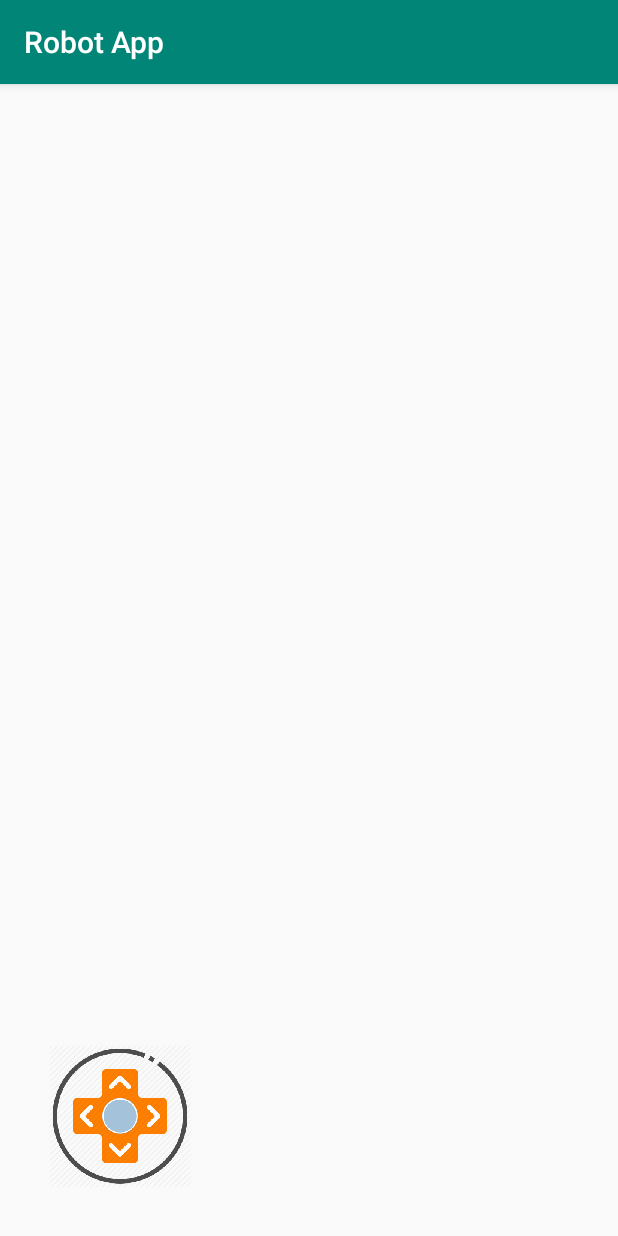
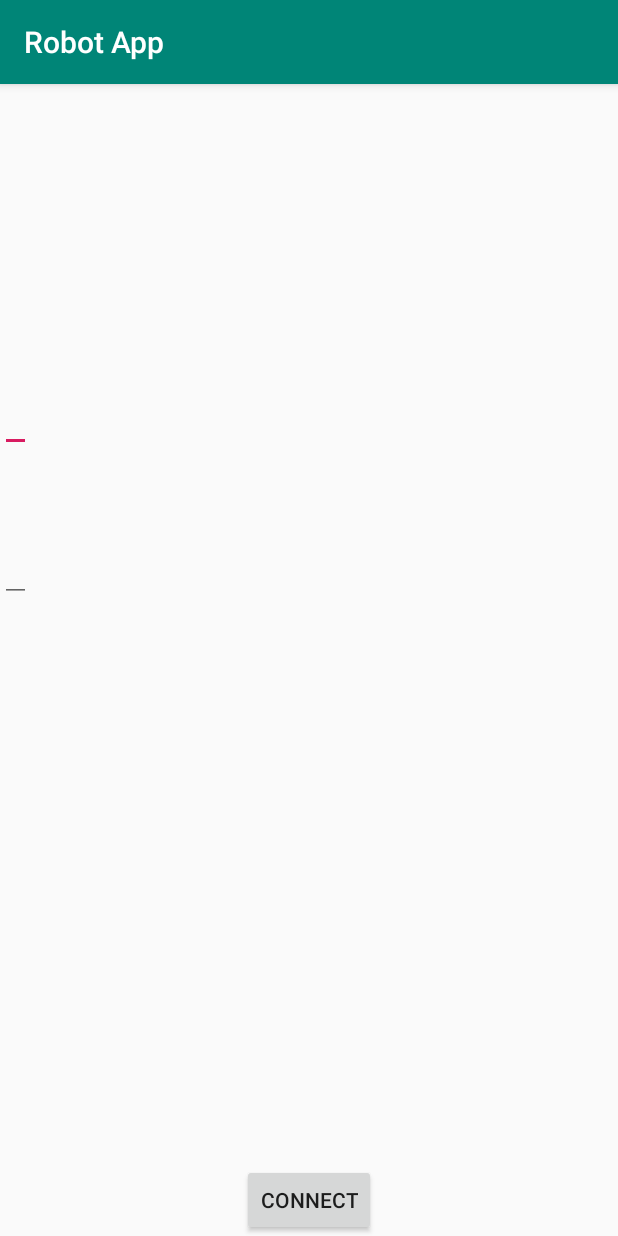
Before and after one commit to sebuaa2019/Team12, an Android app: the screen it shows after launch (ControActivity before the commit, ConnectActivity after it), on a phone screen of 412 x 824 dp. Run offline under Robolectric (Android 15) with nearby library versions, the phone set to English and light mode, and no system bars.

Commit message:
实现Android应用摇杆功能，添加登陆界面，实现ROS机器人控制功能

```diff
--- /dev/null
+++ b/app/src/main/java/team/se/robotapp/ConnectActivity.java
@@ -0,0 +1,50 @@
+package team.se.robotapp;
+
+import android.content.Intent;
+import android.support.v7.app.AppCompatActivity;
+import android.os.Bundle;
+import android.util.Log;
+import android.view.View;
+import android.widget.Button;
+import android.widget.EditText;
+import android.widget.TextView;
+import android.widget.Toast;
+
+import java.net.Socket;
+
+public class ConnectActivity extends AppCompatActivity {
+
+    @Override
+    protected void onCreate(Bundle savedInstanceState) {
+        super.onCreate(savedInstanceState);
+        setContentView(R.layout.activity_connect);
+
+        TextView textViewIp = (TextView)findViewById(R.id.textViewIp);
+        TextView textViewPort = (TextView)findViewById(R.id.textViewPort);
+        final EditText editTextIp = (EditText)findViewById(R.id.editTextIp);
+        final EditText editTextPort = (EditText)findViewById(R.id.editTextPort);
+        Button buttonConn = (Button)findViewById(R.id.buttonConn);
+
+        buttonConn.setOnClickListener(new View.OnClickListener() {
+            @Override
+            public void onClick(View v) {
+                new Thread(new Runnable() {
+                    @Override
+                    public void run() {
+                        try{
+                            final String host = editTextIp.getText().toString();
+                            final int port = Integer.valueOf(editTextPort.getText().toString());
+                            Log.d("ConThread", host + "|" + port);
+                            Socket socket = new Socket(host, port);
+                            Intent intent = new Intent(ConnectActivity.this, ControActivity.class);
+                            intent.putExtra("addr", host + "|" + port);
+                            startActivity(intent);
+                        }catch (Exception e){
+                            e.printStackTrace();
+                        }
+                    }
+                }).start();
+            }
+        });
+    }
+}
--- /dev/null
+++ b/app/src/main/res/layout/activity_connect.xml
@@ -0,0 +1,44 @@
+<?xml version="1.0" encoding="utf-8"?>
+<RelativeLayout xmlns:android="http://schemas.android.com/apk/res/android"
+    xmlns:app="http://schemas.android.com/apk/res-auto"
+    xmlns:tools="http://schemas.android.com/tools"
+    android:layout_width="match_parent"
+    android:layout_height="match_parent"
+    tools:context=".ConnectActivity">
+
+    <TextView
+        android:id="@+id/textViewIp"
+        android:layout_width="wrap_content"
+        android:layout_height="wrap_content"
+        android:layout_marginLeft="20dp"
+        android:layout_marginTop="120dp"
+        tools:text="IP" />
+
+    <TextView
+        android:id="@+id/textViewPort"
+        android:layout_width="wrap_content"
+        android:layout_height="wrap_content"
+        android:layout_marginLeft="20dp"
+        android:layout_marginTop="140dp"
+        tools:text="PORT" />
+
+    <EditText
+        android:id="@+id/editTextIp"
+        android:layout_width="wrap_content"
+        android:layout_height="wrap_content"
+        android:layout_marginTop="200dp" />
+
+    <EditText
+        android:id="@+id/editTextPort"
+        android:layout_width="wrap_content"
+        android:layout_height="wrap_content"
+        android:layout_marginTop="300dp" />
+
+    <Button
+        android:id="@+id/buttonConn"
+        android:layout_width="wrap_content"
+        android:layout_height="wrap_content"
+        android:layout_alignParentBottom="true"
+        android:layout_centerHorizontal="true"
+        android:text="Connect"/>
+</RelativeLayout>
--- a/app/src/main/res/layout/activity_contro.xml
+++ b/app/src/main/res/layout/activity_contro.xml
@@ -10,8 +10,8 @@
         android:id="@+id/joyStickView"
         android:layout_width="120dp"
         android:layout_height="120dp"
-        android:layout_alignParentBottom="true"
+        android:layout_alignParentTop="true"
         android:layout_marginLeft="20dp"
-        android:layout_marginBottom="20dp"/>
+        android:layout_marginTop="20dp"/>
 
 </RelativeLayout>
--- a/app/src/main/res/values/strings.xml
+++ b/app/src/main/res/values/strings.xml
@@ -1,3 +1,4 @@
 <resources>
     <string name="app_name">Robot App</string>
+    <string name="Conn_Failed">Failed to Connect Robot</string>
 </resources>
```
Also changed, not shown: app/src/main/AndroidManifest.xml (+8 -1 lines), app/src/main/java/team/se/robotapp/ControActivity.java (+50 -1 lines), app/src/main/java/team/se/robotapp/JoyStickView.java (+20 -1 lines), app/src/main/java/team/se/util/TransContro.java (added, +74 -0 lines), 5 other files.
